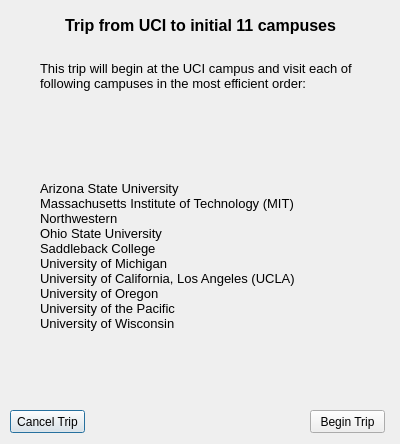
Ykhan799/CollegeTouringS21, file CollegeTouring/tripRoutePlanner.ui: the form before one commit.
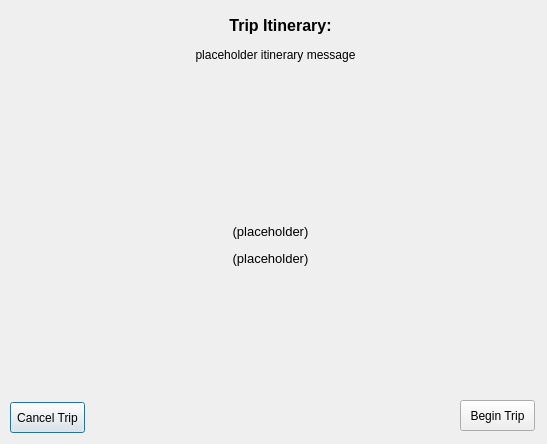
The form after the commit.

Commit message: Functional Saddleback Trip

The edit to the form file:
```diff
--- a/CollegeTouring/tripRoutePlanner.ui
+++ b/CollegeTouring/tripRoutePlanner.ui
@@ -6,7 +6,7 @@
    <rect>
     <x>0</x>
     <y>0</y>
-    <width>400</width>
+    <width>547</width>
     <height>444</height>
    </rect>
   </property>
@@ -18,7 +18,7 @@
     <rect>
      <x>0</x>
      <y>0</y>
-     <width>400</width>
+     <width>541</width>
      <height>471</height>
     </rect>
    </property>
@@ -29,7 +29,7 @@
     <widget class="QLabel" name="titleLabel">
      <property name="geometry">
       <rect>
-       <x>10</x>
+       <x>90</x>
        <y>10</y>
        <width>381</width>
        <height>31</height>
@@ -43,37 +43,16 @@
       </font>
      </property>
      <property name="text">
-      <string>&lt;html&gt;&lt;head/&gt;&lt;body&gt;&lt;p align=&quot;center&quot;&gt;Trip from UCI to initial 11 campuses&lt;/p&gt;&lt;/body&gt;&lt;/html&gt;</string>
-     </property>
-    </widget>
-    <widget class="QLabel" name="descriptionLabel">
-     <property name="geometry">
-      <rect>
-       <x>40</x>
-       <y>40</y>
-       <width>331</width>
-       <height>71</height>
-      </rect>
-     </property>
-     <property name="font">
-      <font>
-       <pointsize>10</pointsize>
-      </font>
-     </property>
-     <property name="text">
-      <string>This trip will begin at the UCI campus and visit each of following campuses in the most efficient order:</string>
-     </property>
-     <property name="wordWrap">
-      <bool>true</bool>
+      <string>&lt;html&gt;&lt;head/&gt;&lt;body&gt;&lt;p align=&quot;center&quot;&gt;Trip Itinerary:&lt;/p&gt;&lt;/body&gt;&lt;/html&gt;</string>
      </property>
     </widget>
     <widget class="QPushButton" name="cancelTripButton">
      <property name="geometry">
       <rect>
        <x>10</x>
-       <y>410</y>
+       <y>402</y>
        <width>75</width>
-       <height>23</height>
+       <height>31</height>
       </rect>
      </property>
      <property name="text">
@@ -83,10 +62,10 @@
     <widget class="QPushButton" name="beginTripButton">
      <property name="geometry">
       <rect>
-       <x>310</x>
-       <y>410</y>
+       <x>460</x>
+       <y>400</y>
        <width>75</width>
-       <height>23</height>
+       <height>31</height>
       </rect>
      </property>
      <property name="text">
@@ -96,9 +75,9 @@
     <widget class="QLabel" name="collegesToVisitLabel">
      <property name="geometry">
       <rect>
-       <x>40</x>
-       <y>110</y>
-       <width>321</width>
+       <x>20</x>
+       <y>100</y>
+       <width>501</width>
        <height>291</height>
       </rect>
      </property>
@@ -108,21 +87,25 @@
       </font>
      </property>
      <property name="text">
-      <string>Arizona State University
-Massachusetts Institute of Technology (MIT)
-Northwestern
-Ohio State University
-Saddleback College
-University of Michigan
-University of California, Los Angeles (UCLA)
-University of Oregon
-University of the Pacific
-University of Wisconsin</string>
+      <string>&lt;html&gt;&lt;head/&gt;&lt;body&gt;&lt;p align=&quot;center&quot;&gt;(placeholder)&lt;/p&gt;&lt;p align=&quot;center&quot;&gt;(placeholder)&lt;/p&gt;&lt;/body&gt;&lt;/html&gt;</string>
      </property>
      <property name="wordWrap">
       <bool>true</bool>
      </property>
     </widget>
+    <widget class="QLabel" name="startingCollegeLabel">
+     <property name="geometry">
+      <rect>
+       <x>90</x>
+       <y>30</y>
+       <width>371</width>
+       <height>51</height>
+      </rect>
+     </property>
+     <property name="text">
+      <string>&lt;html&gt;&lt;head/&gt;&lt;body&gt;&lt;p align=&quot;center&quot;&gt;placeholder itinerary message&lt;/p&gt;&lt;/body&gt;&lt;/html&gt;</string>
+     </property>
+    </widget>
    </widget>
    <widget class="QWidget" name="page_2">
     <widget class="QLabel" name="welcomeLabel">
```
Left out of the diff: 8 changed lines with no effect on the pictures. The commit also changes 4 other files.
